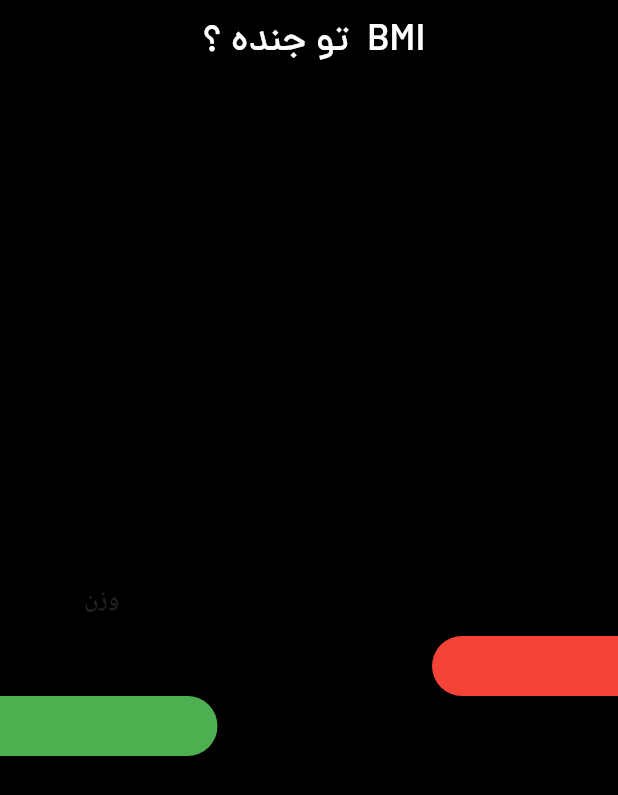
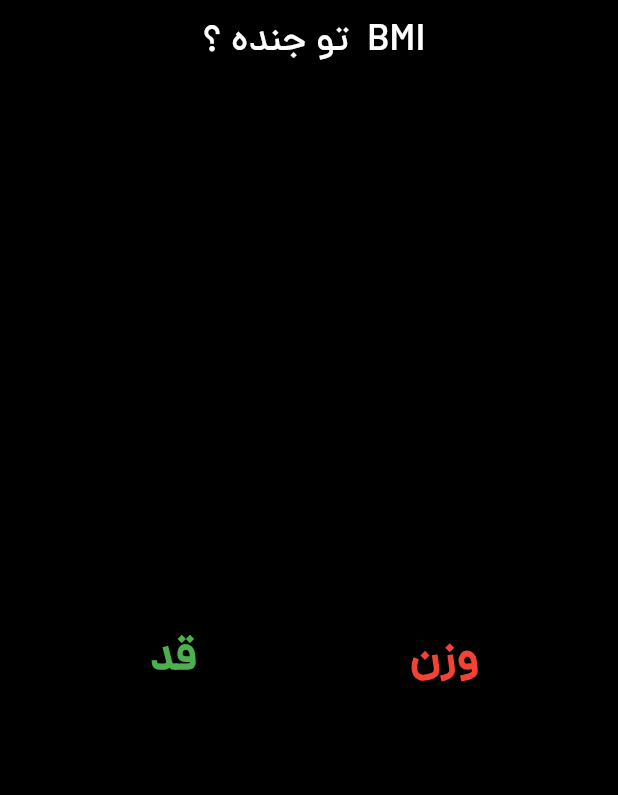
Before and after one commit to Milad-heydarloo/bmi_calculator, a Flutter app: the screen it shows after launch, on a phone screen of 412 x 824 dp. Shown: the top 795 px of the screen. Run offline on Flutter 3.47's test engine with Material 2 defaults, Android fonts, the phone set to English and light mode, and no system bars; our stand-ins replace hexcolor.

Commit message:
textAlign & clean

```diff
--- a/lib/main.dart
+++ b/lib/main.dart
@@ -26,6 +26,7 @@ class run_app extends StatelessWidget {
   @override
   Widget build(BuildContext context) {
     return MaterialApp(
+      theme: ThemeData(fontFamily: 'dm'),
       home: Scaffold(
         backgroundColor: Colors.black,
         appBar: _app_bar(),
--- a/lib/screen/test_screen.dart
+++ b/lib/screen/test_screen.dart
@@ -12,19 +12,27 @@ class screen_app extends StatelessWidget {
     return Column(
       mainAxisAlignment: MainAxisAlignment.center,
       children: [
+        Row(
+          //faza ro beyneshon taqsim kon
+          mainAxisAlignment: MainAxisAlignment.spaceEvenly,
+          children: [
             Container(
-          width: 300,
+              width: 130,
               child: TextField(
+                //chon matn farsiyh
+                textAlign: TextAlign.center,
                 decoration: InputDecoration(
                   //khat rahnama hazf
                   border: InputBorder.none,
-              hintText: 'وزن',
+                  hintText: 'قد',
 
-              hintStyle: TextStyle(color: greenback),
+                  hintStyle: TextStyle(
+                    color: Colors.green,
+                  ),
                 ),
                 style: TextStyle(
-              color: greenback,
-              fontSize: 16,
+                  color: Colors.red,
+                  fontSize: 30,
                   fontWeight: FontWeight.bold,
                 ),
                 //vorodi chi bashe
@@ -32,8 +40,32 @@ class screen_app extends StatelessWidget {
                 keyboardType: TextInputType.number,
               ),
             ),
-        Right_shape(x: 124.0),
-        Left_shape(x: 145.0),
+            Container(
+              width: 130,
+              child: TextField(
+                //chon matn farsiyh
+                textAlign: TextAlign.center,
+                decoration: InputDecoration(
+                  //khat rahnama hazf
+                  border: InputBorder.none,
+                  hintText: 'وزن',
+
+                  hintStyle: TextStyle(
+                    color: Colors.red,
+                  ),
+                ),
+                style: TextStyle(
+                  color: Colors.green,
+                  fontSize: 30,
+                  fontWeight: FontWeight.bold,
+                ),
+                //vorodi chi bashe
+
+                keyboardType: TextInputType.number,
+              ),
+            ),
+          ],
+        ),
       ],
     );
   }
--- a/pubspec.yaml
+++ b/pubspec.yaml
@@ -46,7 +46,7 @@ dev_dependencies:
   # activated in the `analysis_options.yaml` file located at the root of your
   # package. See that file for information about deactivating specific lint
   # rules and activating additional ones.
-  flutter_lints: ^2.0.0
+
 
 # For information on the generic Dart part of this file, see the
 # following page: https://dart.dev/tools/pub/pubspec
```
Also changed, not shown: pubspec.lock. Lines whose indentation alone changed are shown as unchanged.
